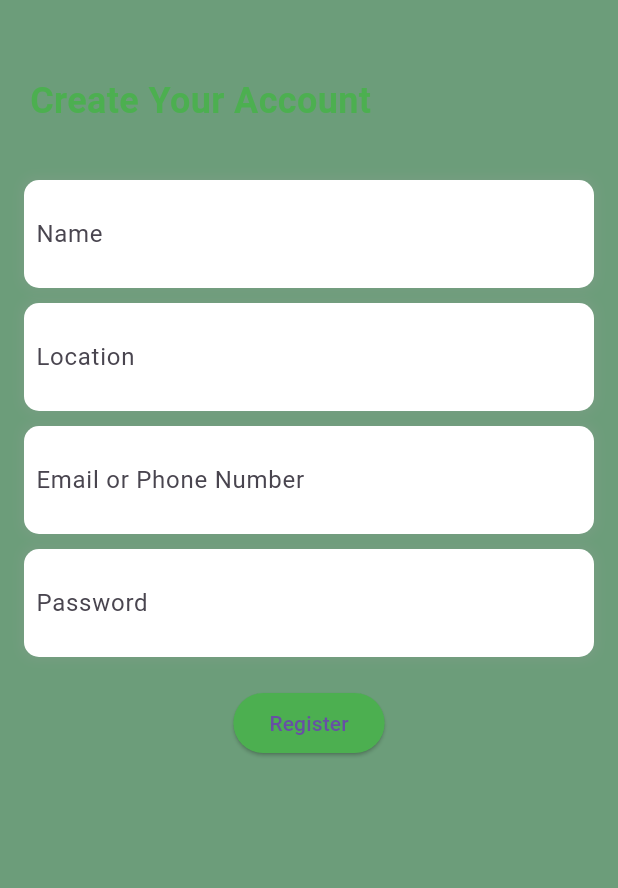
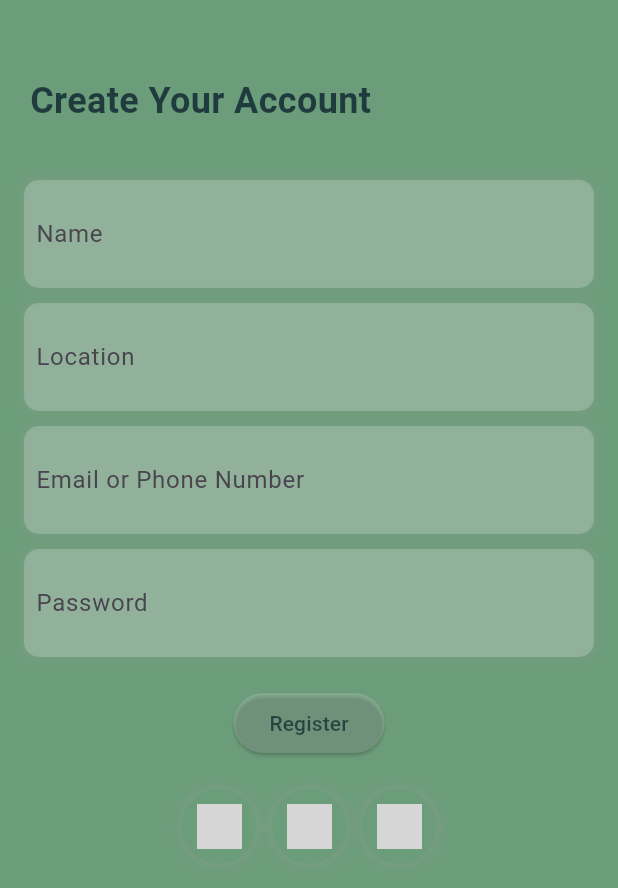
Before and after one commit to JMJ10/ecopulse_local, a Flutter app: the RegisterScreen screen opened directly, on a phone screen of 412 x 824 dp. Shown: the top 888 px of the screen. Run offline on Flutter 3.47's test engine with Material 3 defaults, Android fonts, the phone set to English and light mode, and no system bars; grey boxes are pictures that could not be loaded.

Commit message:
register_screen.dart

```diff
--- a/lib/register_screen.dart
+++ b/lib/register_screen.dart
@@ -69,14 +69,14 @@ class RegisterScreen extends StatelessWidget {
       body: Stack(
         children: [
           Positioned(
-            top: 50, // Adjust the distance from the top
-            left: 20, // Adjust the distance from the left
+            top: 50,
+            left: 20,
             child: Text(
               'Create Your Account',
               style: const TextStyle(
                 fontSize: 24.0,
                 fontWeight: FontWeight.w600,
-                color: Colors.green,
+                color: Color(0xff1F3B3D),
               ),
             ),
           ),
@@ -97,13 +97,27 @@ class RegisterScreen extends StatelessWidget {
                     obscureText: true),
                 const SizedBox(height: 20),
                 Center(
-                  child: ElevatedButton(
-                    style: ElevatedButton.styleFrom(
-                      backgroundColor: Colors.green,
+                  child: Opacity(
+                    opacity: 0.9,
+                    child: ElevatedButton(
+                      style: ElevatedButton.styleFrom(
+                        backgroundColor: Colors.white.withOpacity(0.2),
+                      ),
+                      onPressed: () => register(context),
+                      child: const Text('Register', style: TextStyle(color: Color(0xFF1F3B3D))),
                     ),
-                    onPressed: () => register(context),
-                    child: const Text('Register'),
                   ),
+                ),
+                const SizedBox(height: 20),
+                Row(
+                  mainAxisAlignment: MainAxisAlignment.center,
+                  children: [
+                    socialLoginButton('assets/facebook.png'),
+                    const SizedBox(width: 10),
+                    socialLoginButton('assets/google.png'),
+                    const SizedBox(width: 10),
+                    socialLoginButton('assets/whatsapp.png'),
+                  ],
                 ),
               ],
             ),
@@ -118,7 +132,7 @@ class RegisterScreen extends StatelessWidget {
     return Container(
       padding: const EdgeInsets.all(8.0),
       decoration: BoxDecoration(
-        color: Colors.white,
+        color: Colors.white.withOpacity(0.2),
         borderRadius: BorderRadius.circular(10),
         boxShadow: [
           BoxShadow(
@@ -139,4 +153,29 @@ class RegisterScreen extends StatelessWidget {
       ),
     );
   }
+
+  Widget socialLoginButton(String assetPath) {
+    return Container(
+      width: 50,
+      height: 50,
+      decoration: BoxDecoration(
+        color: const Color(0xff6C9D7A),
+        borderRadius: BorderRadius.circular(40),
+        boxShadow: [
+          BoxShadow(
+            color: Colors.grey.withOpacity(0.3),
+            spreadRadius: 2,
+            blurRadius: 5,
+          ),
+        ],
+      ),
+      child: Center(
+        child: Image.asset(
+          assetPath,
+          width: 30,
+          height: 30,
+        ),
+      ),
+    );
+  }
 }
```
